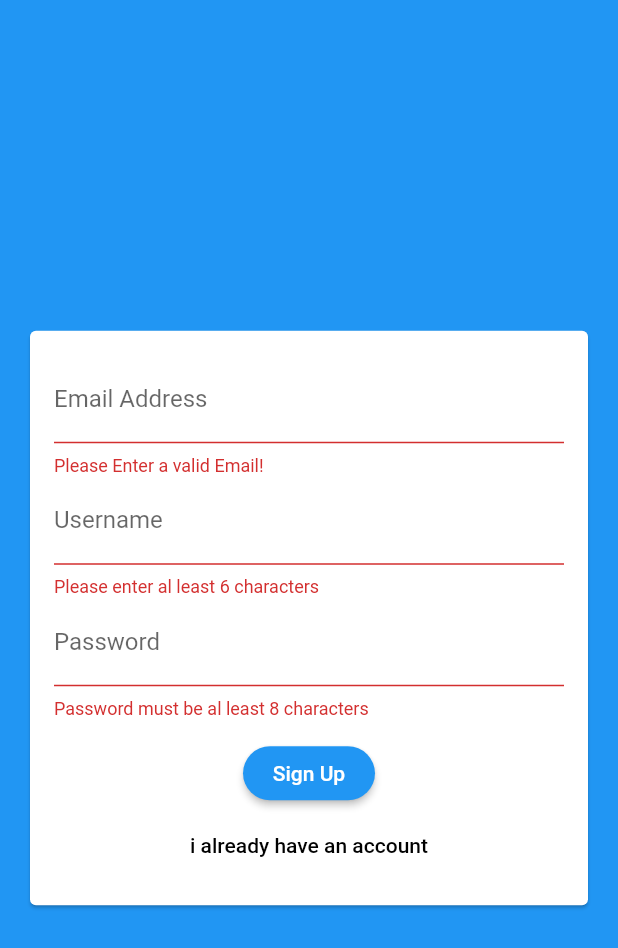
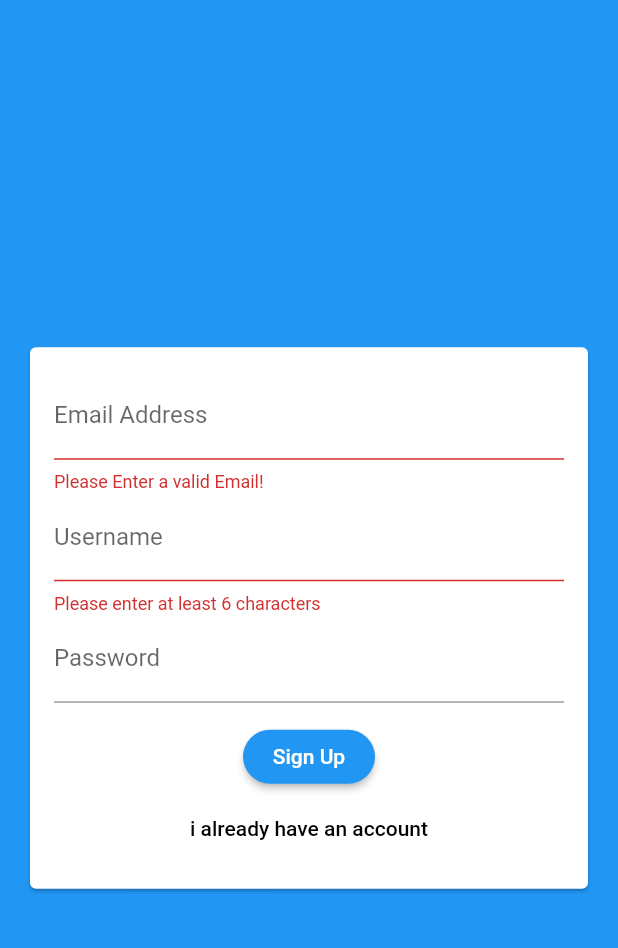
Before and after one commit to SalmaFayad/Together, a Flutter app: the screen it shows after launch, after a tap on "Login", after a tap on "Create New account", after a tap on "Sign Up", on a phone screen of 412 x 824 dp. Shown: the top 948 px of the screen. Run offline on Flutter 3.47's test engine with Material 2 defaults, Android fonts, the phone set to English and light mode, and no system bars; our stand-ins replace email_validator, firebase_auth, firebase_core; accounts and stored records are empty.

Commit message:
added users accounts to firebase

```diff
--- a/lib/Screens/auth_screens/auth_screen.dart
+++ b/lib/Screens/auth_screens/auth_screen.dart
@@ -5,6 +5,7 @@ import 'package:solution_challenge_project/Widgets/auth_widgets/Auth_form.dart';
 class AuthScreen extends StatefulWidget {
   @override
   _AuthScreenState createState() => _AuthScreenState();
+
 }
 
 class _AuthScreenState extends State<AuthScreen> {
@@ -27,16 +28,20 @@ class _AuthScreenState extends State<AuthScreen> {
         );
       }
     } on FirebaseAuthException catch (e) {
+      String message ='Error occurred';
       if (e.code == 'weak-password') {
-        print('The password provided is too weak.');
+        message='The password provided is too weak.';
       } else if (e.code == 'email-already-in-use') {
-        print('The account already exists for that email.');
+        message='The account already exists for that email.';
       }
       else if (e.code == 'user-not-found') {
-        print('No user found for that email.');
+        message='No user found for that email.';
       } else if (e.code == 'wrong-password') {
-        print('Wrong password provided for that user.');
+        message='Wrong password provided for that user.';
       }
+      Scaffold.of(ctx).showSnackBar(SnackBar(
+        content: Text(message),
+        backgroundColor: Theme.of(ctx).errorColor,));
     } catch (e) {
       print(e);
     }
@@ -45,7 +50,7 @@ class _AuthScreenState extends State<AuthScreen> {
   @override
   Widget build(BuildContext context) {
     return Scaffold(
-      body: AuthForm(),
+      body: AuthForm(_submitAuthForm),
     );
   }
 }
--- a/lib/Widgets/auth_widgets/Auth_form.dart
+++ b/lib/Widgets/auth_widgets/Auth_form.dart
@@ -1,6 +1,9 @@
 import 'package:flutter/material.dart';
 import 'package:email_validator/email_validator.dart';
 class AuthForm extends StatefulWidget {
+  final void Function(String email, String password, String username,
+      bool isLogin, BuildContext ctx) submitFn;
+  AuthForm(this.submitFn);
   @override
   _AuthFormState createState() => _AuthFormState();
 }
@@ -16,9 +19,9 @@ class _AuthFormState extends State<AuthForm> {
     FocusScope.of(context).unfocus();
     if(isValid){
       _formkey.currentState.save();
-      print(_email);
-      print(_username);
-      print(_password);
+      widget.submitFn(
+        _email.trim() ,_password.trim(),_username.trim(),_islogin,context
+      );
     }
   }
   @override
@@ -51,7 +54,7 @@ class _AuthFormState extends State<AuthForm> {
                   key: ValueKey('username'),
                   validator: (val){
                     if(val.isEmpty || val.length<6)
-                      return "Please enter al least 6 characters";
+                      return "Please enter at least 6 characters";
                     return null;
                   },
                   onSaved: (val) => _username=val,
@@ -60,11 +63,6 @@ class _AuthFormState extends State<AuthForm> {
                 ///for password
                 TextFormField(
                   key: ValueKey('password'),
-                  validator: (val){
-                    if(val.isEmpty || val.length<8)
-                      return "Password must be al least 8 characters";
-                    return null;
-                  },
                   onSaved: (val)=> _password=val,
                   decoration: InputDecoration(labelText: "Password"),
                   obscureText: true,
--- a/lib/main.dart
+++ b/lib/main.dart
@@ -1,7 +1,10 @@
 import 'package:flutter/material.dart';
+import 'package:firebase_core/firebase_core.dart';
 import 'Screens/auth_screens/auth_screen.dart';
 
-void main() {
+void main() async{
+  WidgetsFlutterBinding.ensureInitialized();
+  await Firebase.initializeApp();
   runApp(MyApp());
 }
 
--- a/pubspec.yaml
+++ b/pubspec.yaml
@@ -15,6 +15,7 @@ dependencies:
 
   cupertino_icons: ^1.0.0
   email_validator: ^1.0.6
+  firebase_core: "^0.7.0"
   firebase_auth: "^0.20.1"
 
 dev_dependencies:
```
Also changed, not shown: pubspec.lock.
